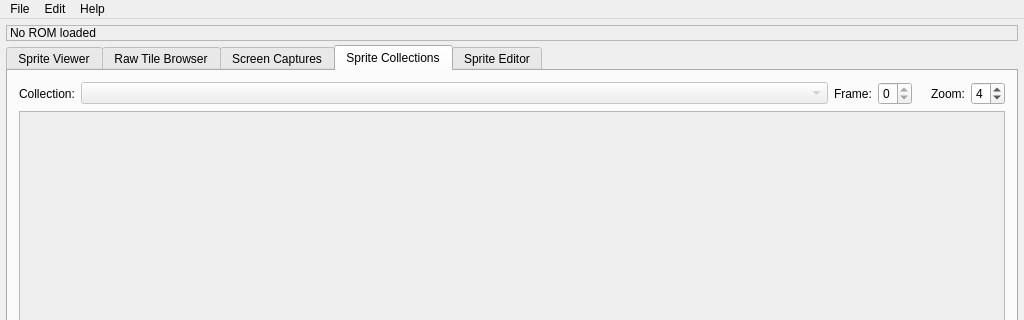
mwales-ai/genesis-hacking, file sprite-editor/MainWindow.ui: the form before one commit; both pictures show x 0 to 1024 and y 0 to 320 of the 1024 by 768 pixel window.
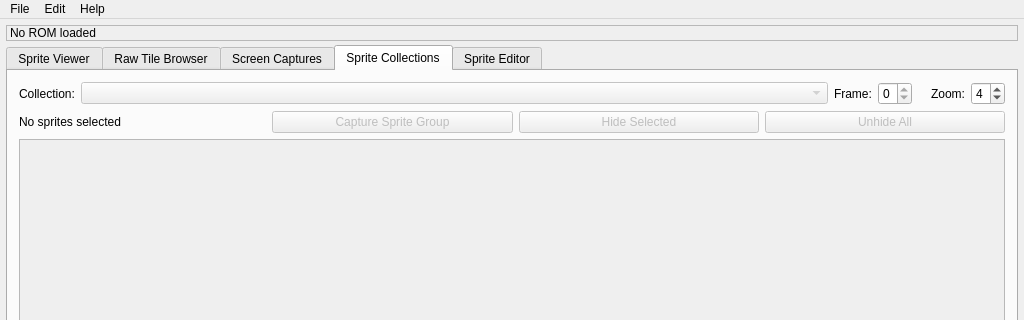
The form after the commit. The open tabs and pages were chosen to show the change. Custom widgets are drawn as their Qt base class.

Commit message:
Add sprite group capture, hide/unhide, and save game definition
Capture workflow: select sprites from recording frames using Ctrl+click
or rubber-band, then capture as a reusable normalized sprite group in
the game definition JSON. Auto-creates palette and pattern pool entries.

Hide/unhide: hide already-captured sprites so they don't clutter
subsequent frames. Hidden sprites show as dashed outlines on hover.

Save Game Definition menu action for explicit saves.

Selection state (label, buttons) resets on collection/frame changes.

The edit to the form file:
```diff
--- a/sprite-editor/MainWindow.ui
+++ b/sprite-editor/MainWindow.ui
@@ -606,6 +606,64 @@
           </item>
          </layout>
         </item>
+        <!-- Second row: selection info + capture/hide buttons -->
+        <item>
+         <layout class="QHBoxLayout" name="colSelectionLayout">
+          <item>
+           <widget class="QLabel" name="theColSelectionLabel">
+            <property name="text">
+             <string>No sprites selected</string>
+            </property>
+           </widget>
+          </item>
+          <item>
+           <spacer name="colSelectionSpacer">
+            <property name="orientation">
+             <enum>Qt::Horizontal</enum>
+            </property>
+           </spacer>
+          </item>
+          <item>
+           <widget class="QPushButton" name="theCaptureGroupButton">
+            <property name="text">
+             <string>Capture Sprite Group</string>
+            </property>
+            <property name="enabled">
+             <bool>false</bool>
+            </property>
+            <property name="toolTip">
+             <string>Save selected sprites as a reusable sprite group in the game definition</string>
+            </property>
+           </widget>
+          </item>
+          <item>
+           <widget class="QPushButton" name="theHideSpritesButton">
+            <property name="text">
+             <string>Hide Selected</string>
+            </property>
+            <property name="enabled">
+             <bool>false</bool>
+            </property>
+            <property name="toolTip">
+             <string>Hide selected sprites from rendering (they remain selectable)</string>
+            </property>
+           </widget>
+          </item>
+          <item>
+           <widget class="QPushButton" name="theUnhideSpritesButton">
+            <property name="text">
+             <string>Unhide All</string>
+            </property>
+            <property name="enabled">
+             <bool>false</bool>
+            </property>
+            <property name="toolTip">
+             <string>Show all hidden sprites again</string>
+            </property>
+           </widget>
+          </item>
+         </layout>
+        </item>
         <!-- SpriteCollectionWidget (promoted) inside scroll area -->
         <item>
          <widget class="QScrollArea" name="theColScrollArea">
```
Left out of the diff: 6 changed lines with no effect on the pictures. The commit also changes 2 other files.
